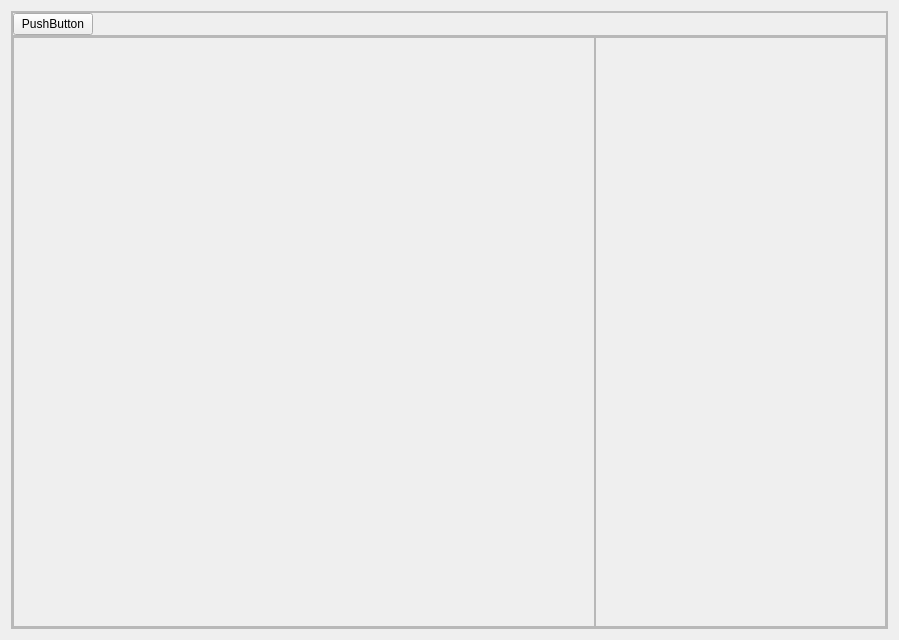
First picture: the form in ui/transport_monitoring.ui, repository claudehotline/pyside6-video-player, before the edit.
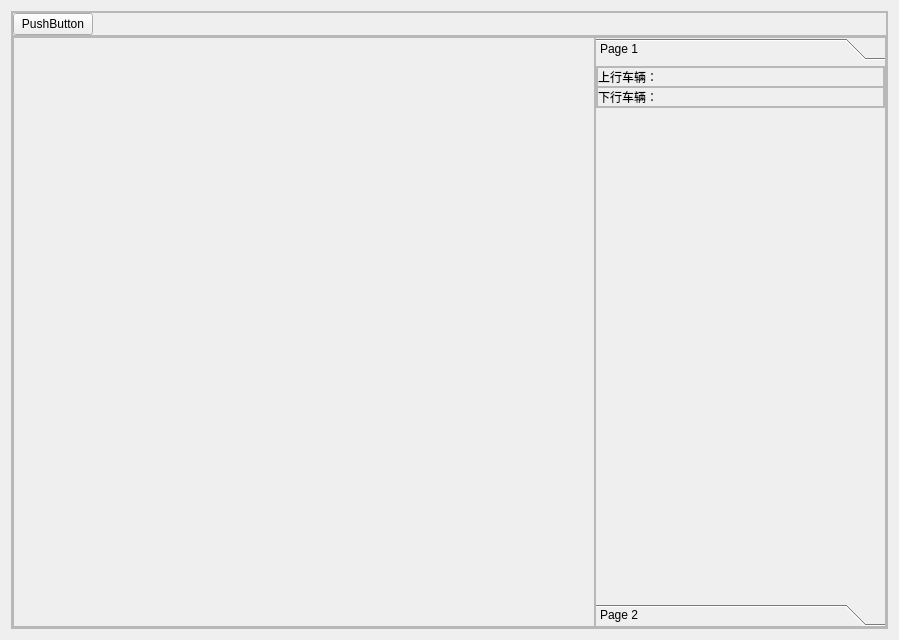
Second picture: the form after the edit.

Commit message: add a separate transport video player

```diff
--- a/ui/transport_monitoring.ui
+++ b/ui/transport_monitoring.ui
@@ -142,6 +142,200 @@
            <property name="midLineWidth">
             <number>0</number>
            </property>
+           <layout class="QVBoxLayout" name="verticalLayout_2">
+            <property name="spacing">
+             <number>0</number>
+            </property>
+            <property name="leftMargin">
+             <number>0</number>
+            </property>
+            <property name="topMargin">
+             <number>0</number>
+            </property>
+            <property name="rightMargin">
+             <number>0</number>
+            </property>
+            <property name="bottomMargin">
+             <number>0</number>
+            </property>
+            <item>
+             <widget class="QToolBox" name="toolBox">
+              <property name="currentIndex">
+               <number>0</number>
+              </property>
+              <widget class="QWidget" name="page">
+               <property name="geometry">
+                <rect>
+                 <x>0</x>
+                 <y>0</y>
+                 <width>290</width>
+                 <height>533</height>
+                </rect>
+               </property>
+               <attribute name="label">
+                <string>Page 1</string>
+               </attribute>
+               <layout class="QHBoxLayout" name="horizontalLayout_4">
+                <property name="spacing">
+                 <number>0</number>
+                </property>
+                <property name="leftMargin">
+                 <number>0</number>
+                </property>
+                <property name="topMargin">
+                 <number>0</number>
+                </property>
+                <property name="rightMargin">
+                 <number>0</number>
+                </property>
+                <property name="bottomMargin">
+                 <number>0</number>
+                </property>
+                <item alignment="Qt::AlignTop">
+                 <widget class="QFrame" name="frame_6">
+                  <property name="maximumSize">
+                   <size>
+                    <width>16777215</width>
+                    <height>60</height>
+                   </size>
+                  </property>
+                  <property name="frameShape">
+                   <enum>QFrame::StyledPanel</enum>
+                  </property>
+                  <property name="frameShadow">
+                   <enum>QFrame::Raised</enum>
+                  </property>
+                  <layout class="QVBoxLayout" name="verticalLayout_3">
+                   <property name="spacing">
+                    <number>0</number>
+                   </property>
+                   <property name="leftMargin">
+                    <number>0</number>
+                   </property>
+                   <property name="topMargin">
+                    <number>0</number>
+                   </property>
+                   <property name="rightMargin">
+                    <number>0</number>
+                   </property>
+                   <property name="bottomMargin">
+                    <number>0</number>
+                   </property>
+                   <item>
+                    <widget class="QFrame" name="frame_7">
+                     <property name="maximumSize">
+                      <size>
+                       <width>16777215</width>
+                       <height>50</height>
+                      </size>
+                     </property>
+                     <property name="frameShape">
+                      <enum>QFrame::StyledPanel</enum>
+                     </property>
+                     <property name="frameShadow">
+                      <enum>QFrame::Raised</enum>
+                     </property>
+                     <layout class="QHBoxLayout" name="horizontalLayout_5">
+                      <property name="spacing">
+                       <number>0</number>
+                      </property>
+                      <property name="leftMargin">
+                       <number>0</number>
+                      </property>
+                      <property name="topMargin">
+                       <number>0</number>
+                      </property>
+                      <property name="rightMargin">
+                       <number>0</number>
+                      </property>
+                      <property name="bottomMargin">
+                       <number>0</number>
+                      </property>
+                      <item alignment="Qt::AlignTop">
+                       <widget class="QLabel" name="upCarLabel">
+                        <property name="text">
+                         <string>上行车辆：</string>
+                        </property>
+                       </widget>
+                      </item>
+                      <item alignment="Qt::AlignTop">
+                       <widget class="QLabel" name="upCarCountLabel">
+                        <property name="text">
+                         <string/>
+                        </property>
+                       </widget>
+                      </item>
+                     </layout>
+                    </widget>
+                   </item>
+                   <item>
+                    <widget class="QFrame" name="frame_8">
+                     <property name="maximumSize">
+                      <size>
+                       <width>16777215</width>
+                       <height>50</height>
+                      </size>
+                     </property>
+                     <property name="frameShape">
+                      <enum>QFrame::StyledPanel</enum>
+                     </property>
+                     <property name="frameShadow">
+                      <enum>QFrame::Raised</enum>
+                     </property>
+                     <layout class="QHBoxLayout" name="horizontalLayout_6">
+                      <property name="spacing">
+                       <number>0</number>
+                      </property>
+                      <property name="leftMargin">
+                       <number>0</number>
+                      </property>
+                      <property name="topMargin">
+                       <number>0</number>
+                      </property>
+                      <property name="rightMargin">
+                       <number>0</number>
+                      </property>
+                      <property name="bottomMargin">
+                       <number>0</number>
+                      </property>
+                      <item>
+                       <widget class="QLabel" name="downCarLabel">
+                        <property name="text">
+                         <string>下行车辆：</string>
+                        </property>
+                       </widget>
+                      </item>
+                      <item>
+                       <widget class="QLabel" name="downCarCountLabel">
+                        <property name="text">
+                         <string/>
+                        </property>
+                       </widget>
+                      </item>
+                     </layout>
+                    </widget>
+                   </item>
+                  </layout>
+                 </widget>
+                </item>
+               </layout>
+              </widget>
+              <widget class="QWidget" name="page_2">
+               <property name="geometry">
+                <rect>
+                 <x>0</x>
+                 <y>0</y>
+                 <width>290</width>
+                 <height>533</height>
+                </rect>
+               </property>
+               <attribute name="label">
+                <string>Page 2</string>
+               </attribute>
+              </widget>
+             </widget>
+            </item>
+           </layout>
           </widget>
          </item>
         </layout>
```
The commit also changes 11 other files.
